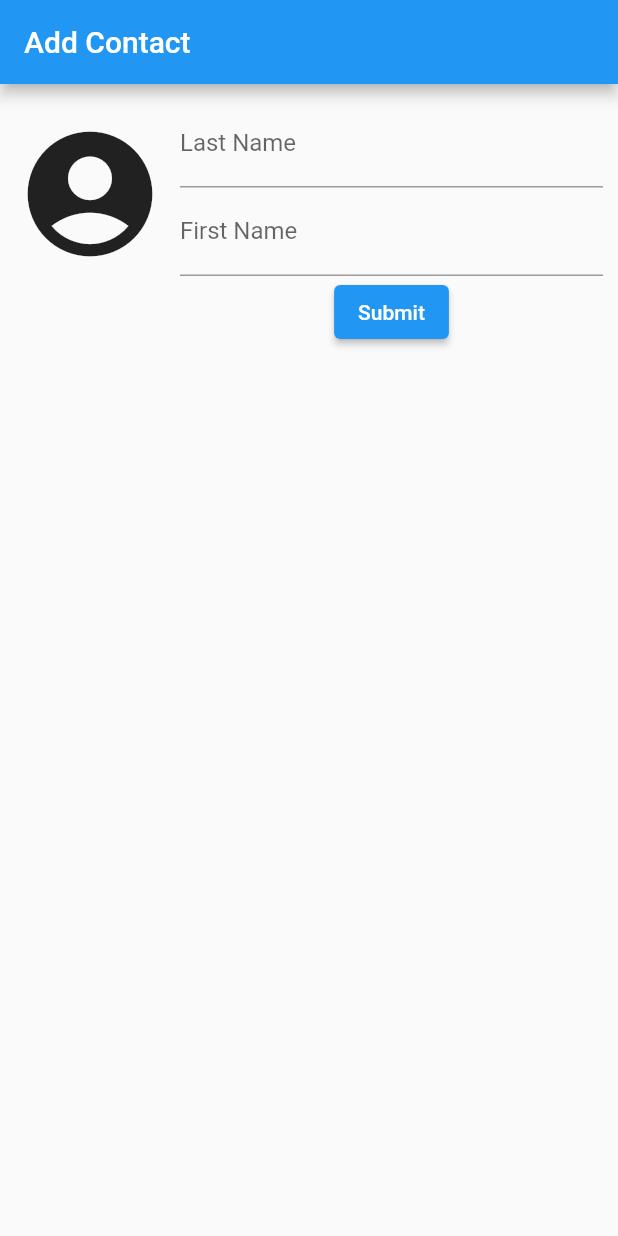
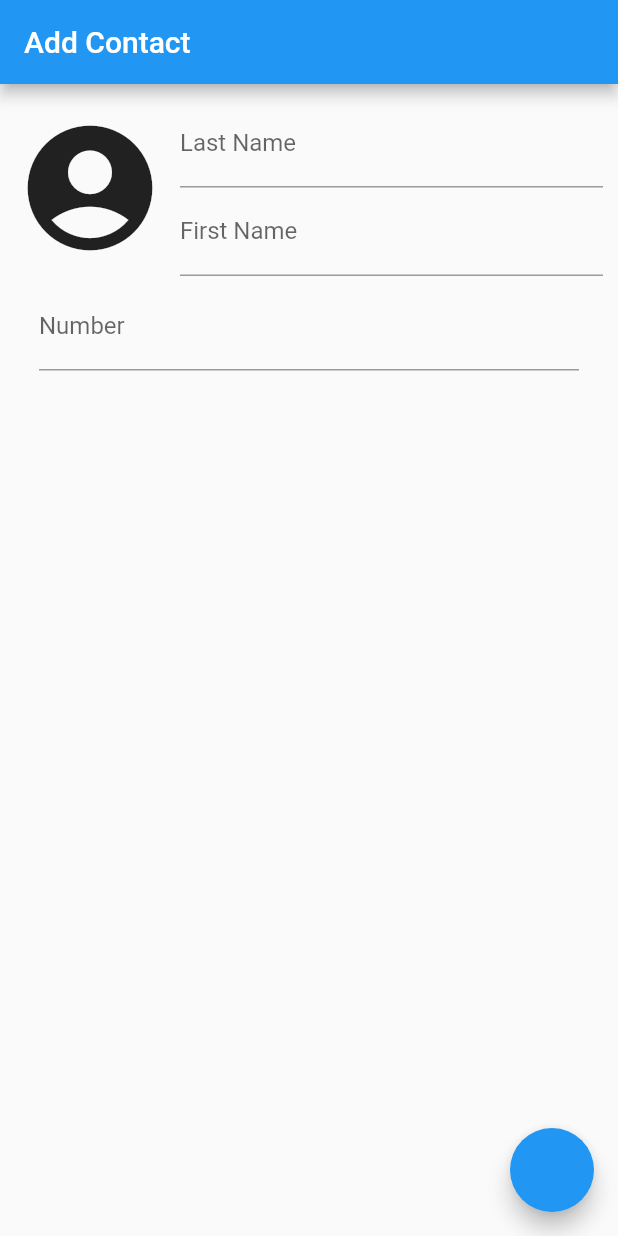
Before and after one commit to AY2020-2021-CpE-OJT/abellar-task-003, a Flutter app: the screen it shows after launch, on a phone screen of 412 x 824 dp. Run offline on Flutter 3.47's test engine with Material 2 defaults, Android fonts, the phone set to English and light mode, and no system bars.

Commit message:
Add Phone Number Input with Add Feature

```diff
--- a/lib/main.dart
+++ b/lib/main.dart
@@ -21,6 +21,13 @@ class _InputFormState extends State<InputForm> {
   final lastNameCtrlr = TextEditingController();
   final firstNameCtrlr = TextEditingController();
   final _formKey = GlobalKey<FormState>();
+  int nOfPhoneNumber = 1;
+
+  void addPhoneNumber() {
+    setState(() {
+      nOfPhoneNumber++;
+    });
+  }
 
   @override
   void dispose() {
@@ -41,7 +48,7 @@ class _InputFormState extends State<InputForm> {
             Row(
               children: [
                 Padding(
-                  padding: const EdgeInsets.only(bottom: 40.0, right: 10.0),
+                  padding: const EdgeInsets.only(right: 10.0),
                   child: Icon(Icons.account_circle_rounded, size: 100.0),
                 ),
                 Expanded(
@@ -61,29 +68,30 @@ class _InputFormState extends State<InputForm> {
                         ),
                         controller: firstNameCtrlr,
                       ),
-                      ElevatedButton(
-                        onPressed: () {
-                          showDialog(
-                            context: context,
-                            builder: (context) {
-                              return AlertDialog(
-                                // Retrieve the text the that user has entered by using the
-                                // TextEditingController.
-                                content:
-                                    Text('Last Name: ${lastNameCtrlr.text}'),
-                              );
-                            },
-                          );
-                        },
-                        child: Text('Submit'),
-                      )
                     ],
                   ),
                 ),
               ],
             ),
+            Container(
+              height: 300.0,
+              child: ListView.builder(
+                itemCount: nOfPhoneNumber,
+                itemBuilder: (context, index) {
+                  return ListTile(
+                    title: TextFormField(
+                      decoration: InputDecoration(
+                          border: UnderlineInputBorder(), labelText: 'Number'),
+                    ),
+                  );
+                },
+              ),
+            )
           ],
         ),
+      ),
+      floatingActionButton: FloatingActionButton(
+        onPressed: addPhoneNumber,
       ),
     );
   }
```
